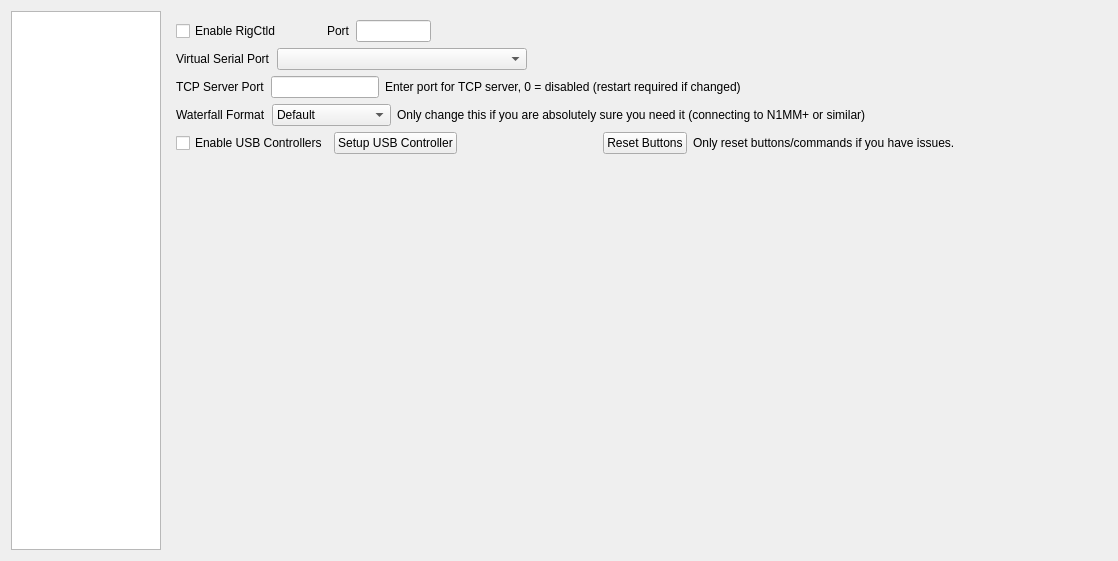
Above: settingswidget.ui from adecarolis/wfweb before the change. Below: the same form after it.
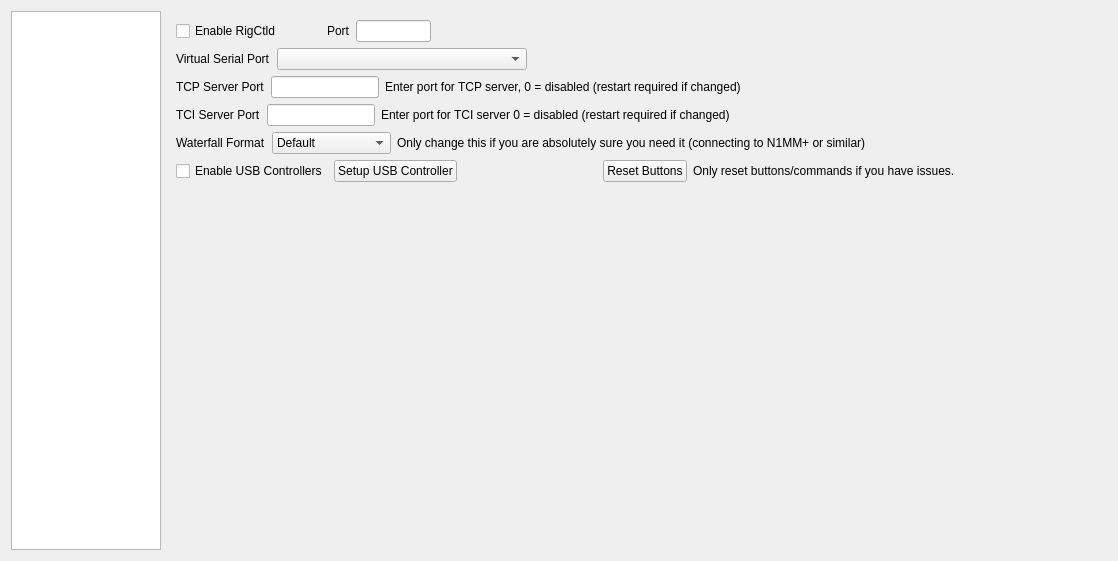
That is the form after the change. The open tabs and pages were chosen to show the change. Custom widgets are drawn as their Qt base class.

```diff
--- a/settingswidget.ui
+++ b/settingswidget.ui
@@ -2732,6 +2732,47 @@
            </item>
           </layout>
          </item>
+         <item>
+          <layout class="QHBoxLayout" name="horizontalLayout_11">
+           <item>
+            <widget class="QLabel" name="label">
+             <property name="text">
+              <string>TCI Server Port</string>
+             </property>
+            </widget>
+           </item>
+           <item>
+            <widget class="QLineEdit" name="tciServerPortTxt">
+             <property name="sizePolicy">
+              <sizepolicy hsizetype="Fixed" vsizetype="Fixed">
+               <horstretch>0</horstretch>
+               <verstretch>0</verstretch>
+              </sizepolicy>
+             </property>
+            </widget>
+           </item>
+           <item>
+            <widget class="QLabel" name="label_2">
+             <property name="text">
+              <string>Enter port for TCI server 0 = disabled (restart required if changed)</string>
+             </property>
+            </widget>
+           </item>
+           <item>
+            <spacer name="horizontalSpacer_2">
+             <property name="orientation">
+              <enum>Qt::Horizontal</enum>
+             </property>
+             <property name="sizeHint" stdset="0">
+              <size>
+               <width>40</width>
+               <height>20</height>
+              </size>
+             </property>
+            </spacer>
+           </item>
+          </layout>
+         </item>
          <item>
           <layout class="QHBoxLayout" name="horizontalLayout_44">
            <item>
```
Left out of the diff: 2 changed lines with no effect on the pictures.
